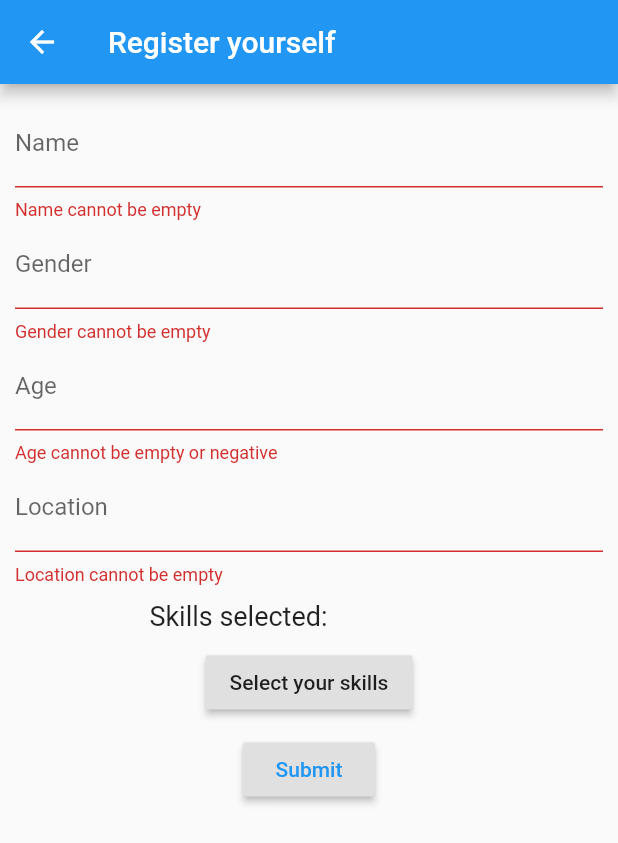
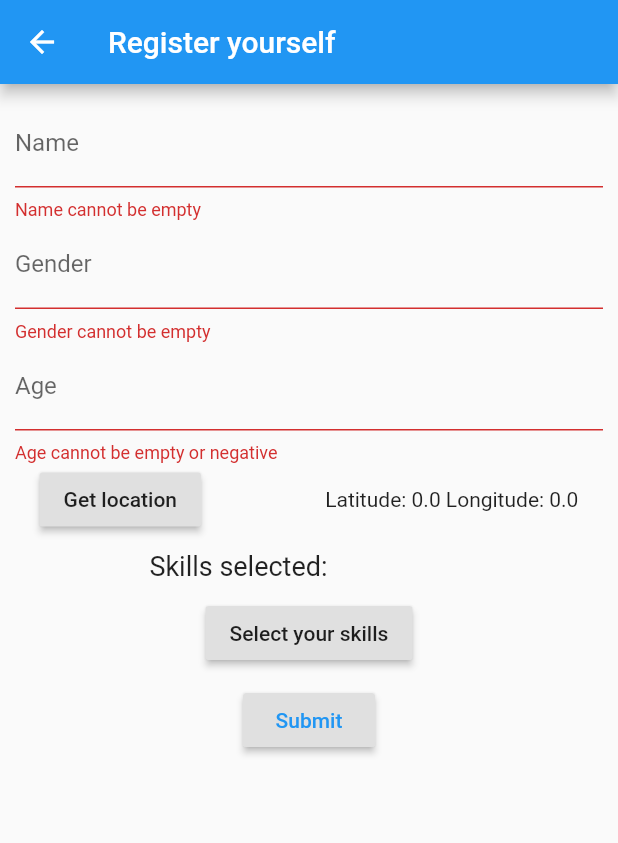
Before and after one commit to tanmay-sinha/open-innovation-rozgaar, a Flutter app: the LabourRegister screen opened directly, after a tap on "Submit", on a phone screen of 412 x 824 dp. Shown: the top 843 px of the screen. Run offline on Flutter 3.47's test engine with Material 2 defaults, Android fonts, the phone set to English and light mode, and no system bars; our stand-ins replace location.

Commit message:
Added location fetch function and get location button

```diff
--- a/rozgaar/lib/Labour/labour_register.dart
+++ b/rozgaar/lib/Labour/labour_register.dart
@@ -3,6 +3,7 @@ import 'package:flutter/material.dart';
 import 'package:http/http.dart';
 import 'package:rozgaar/Labour/labour_login.dart';
 import 'package:rozgaar/Labour/labour_select_skills.dart';
+import 'package:rozgaar/get_location.dart';
 
 
 class LabourRegister extends StatefulWidget {
@@ -12,7 +13,11 @@ class LabourRegister extends StatefulWidget {
 
 class _LabourRegisterState extends State<LabourRegister> {
 
-  String _name, _gender, _location;
+  String _name, _gender;
+  Map<String, double> _location = {
+    'latitude': 0.0,
+    'longitude': 0.0,
+  };
   List _skills = [];
   int _age;
   String skill = "";
@@ -81,20 +86,48 @@ class _LabourRegisterState extends State<LabourRegister> {
                   _age = age;
                 },
               ),
-              TextFormField(
-                decoration: InputDecoration(
-                  labelText: 'Location',
-                ),
-                validator: (val){
-                  if(val.isEmpty){
-                    return 'Location cannot be empty';
-                  }
-                  return null;
-                },
-                onSaved: (val){
-                  _location = val;
-                },
+              Row(
+                mainAxisAlignment: MainAxisAlignment.spaceEvenly,
+                children: <Widget>[
+                  RaisedButton(
+                    child: Text(
+                      'Get location',
+                    ),
+                    onPressed: (){
+                      // var response =  FetchLocation().returnLocation();
+                      // setState(() {
+                      //   _location = response;
+                      // });
+                      FetchLocation().returnLocation().then((result) {
+                        print(result);
+                        setState(() {
+                          _location = result;
+                        });
+                      });
+                    },
+                  ),
+                  SizedBox(
+                    width: 50.0,
+                  ),
+                  Text(
+                    'Latitude: ${_location['latitude']} Longitude: ${_location['longitude']}',
+                  ),
+                ],
               ),
+              // TextFormField(
+              //   decoration: InputDecoration(
+              //     labelText: 'Location',
+              //   ),
+              //   validator: (val){
+              //     if(val.isEmpty){
+              //       return 'Location cannot be empty';
+              //     }
+              //     return null;
+              //   },
+              //   onSaved: (val){
+              //     _location = val;
+              //   },
+              // ),
               SizedBox(
                 height: 10.0,
               ),
@@ -166,7 +199,8 @@ class _LabourRegisterState extends State<LabourRegister> {
                     };
                     var jsonData = jsonEncode(data);
                     Response response = await post(
-                      'http://httpbin.org/post',
+                      'http://127.0.0.1:5000/add_database/post',
+                      // 'http://httpbin.org/post',
                       body: jsonData,
                     );
                     print(response.body);
--- /dev/null
+++ b/rozgaar/lib/get_location.dart
@@ -0,0 +1,27 @@
+import 'package:location/location.dart';
+
+class FetchLocation{
+  LocationData _currentLocation;
+  Location _locationService = Location();
+  Future<Map<String, double>> returnLocation() async {
+    Map<String, double> location = {
+      'latitude': 0.0,
+      'longitude': 0.0,
+    };
+    _currentLocation = await getLocation();
+    location['latitude'] = _currentLocation.latitude;
+    location['longitude'] = _currentLocation.longitude;
+    return location;
+  }
+
+  Future<LocationData> getLocation() async {
+      LocationData currentLocation;
+      try {
+        currentLocation = await _locationService.getLocation();
+      } catch (e) {
+        currentLocation = null;
+      }
+      return currentLocation;
+  }
+
+}
```
